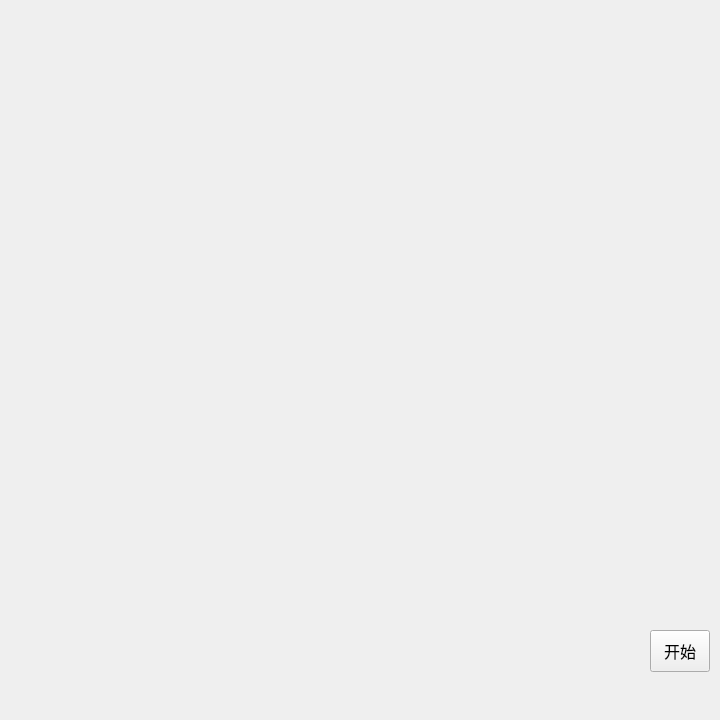
Above: gui/ChineseChess.ui from xiaoxiongxiongxiong/ChineseChess before the change. Below: the same form after it.
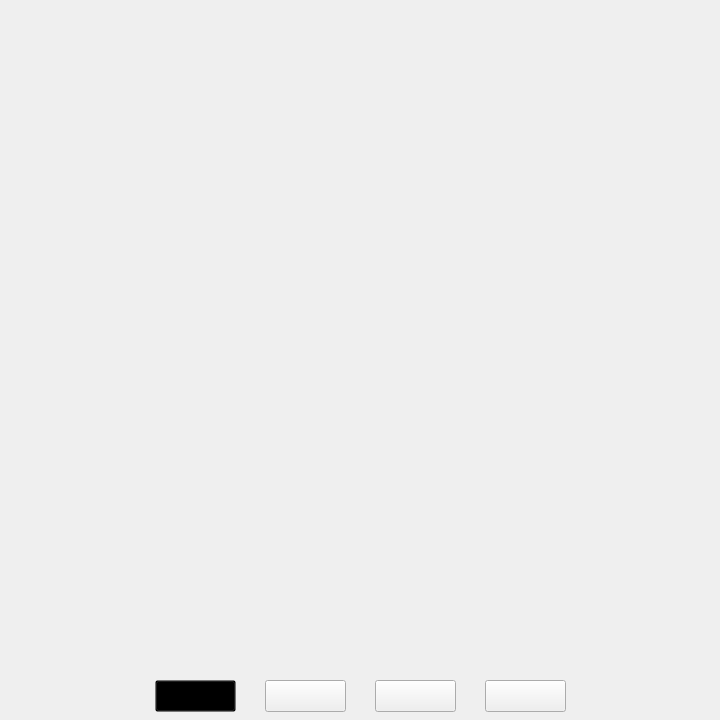
That is the form after the change. Icons and pictures are not drawn.

Commit message: 添加悔棋、认输、和棋按钮

```diff
--- a/gui/ChineseChess.ui
+++ b/gui/ChineseChess.ui
@@ -17,9 +17,6 @@
    <iconset resource="../resources/ChineseChess.qrc">
     <normaloff>:/ChineseChess/res/logo.ico</normaloff>:/ChineseChess/res/logo.ico</iconset>
   </property>
-  <property name="styleSheet">
-   <string notr="true">image: url(:/ChineseChess/res/ChessBoard.png);</string>
-  </property>
   <property name="iconSize">
    <size>
     <width>36</width>
@@ -27,13 +24,18 @@
    </size>
   </property>
   <widget class="QWidget" name="centralWidget">
+   <property name="styleSheet">
+    <string notr="true">#centralWidget{ 
+    image: url(:/ChineseChess/res/ChessBoard.png);
+}</string>
+   </property>
    <widget class="QPushButton" name="m_btnStart">
     <property name="geometry">
      <rect>
-      <x>650</x>
-      <y>630</y>
-      <width>60</width>
-      <height>42</height>
+      <x>155</x>
+      <y>680</y>
+      <width>81</width>
+      <height>32</height>
      </rect>
     </property>
     <property name="font">
@@ -41,14 +43,12 @@
       <pointsize>12</pointsize>
      </font>
     </property>
-    <property name="text">
-     <string>开始</string>
+    <property name="styleSheet">
+     <string notr="true">background: transparent;
+border-image: url(:/ChineseChess/res/start.png);</string>
     </property>
-    <property name="iconSize">
-     <size>
-      <width>36</width>
-      <height>36</height>
-     </size>
+    <property name="text">
+     <string/>
     </property>
    </widget>
    <widget class="QLabel" name="m_labBlackGeneral">
@@ -535,6 +535,45 @@
 image: url(:/ChineseChess/res/RedSoldier.ico);</string>
     </property>
    </widget>
+   <widget class="QPushButton" name="m_btnDraw">
+    <property name="geometry">
+     <rect>
+      <x>375</x>
+      <y>680</y>
+      <width>81</width>
+      <height>32</height>
+     </rect>
+    </property>
+    <property name="styleSheet">
+     <string notr="true">border-image: url(:/ChineseChess/res/draw.png);</string>
+    </property>
+   </widget>
+   <widget class="QPushButton" name="m_btnWithdraw">
+    <property name="geometry">
+     <rect>
+      <x>265</x>
+      <y>680</y>
+      <width>81</width>
+      <height>32</height>
+     </rect>
+    </property>
+    <property name="styleSheet">
+     <string notr="true">border-image: url(:/ChineseChess/res/withdraw.png);</string>
+    </property>
+   </widget>
+   <widget class="QPushButton" name="m_btnConcede">
+    <property name="geometry">
+     <rect>
+      <x>485</x>
+      <y>680</y>
+      <width>81</width>
+      <height>32</height>
+     </rect>
+    </property>
+    <property name="styleSheet">
+     <string notr="true">border-image: url(:/ChineseChess/res/concede.png);</string>
+    </property>
+   </widget>
   </widget>
  </widget>
  <layoutdefault spacing="6" margin="11"/>
```
The commit also changes 5 other files.
